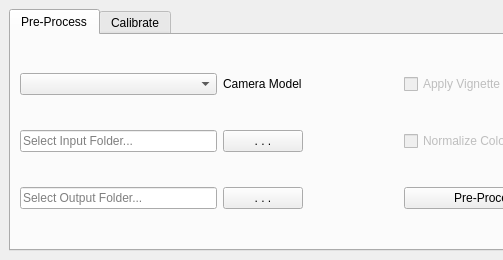
Above: MAPIR_Processing/MAPIR_Processing_dockwidget_base.ui from cuulee/QGIS before the change; both pictures show x 0 to 503 and y 0 to 260 of the 1232 by 260 pixel window. Below: the same form after it.
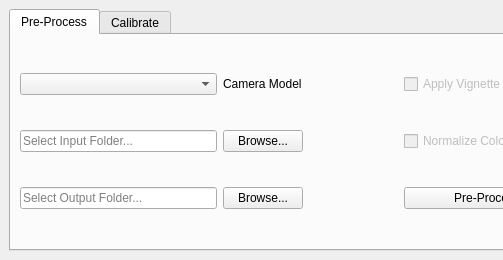
That is the form after the change.

```diff
--- a/MAPIR_Processing/MAPIR_Processing_dockwidget_base.ui
+++ b/MAPIR_Processing/MAPIR_Processing_dockwidget_base.ui
@@ -149,7 +149,7 @@
           <item row="2" column="2">
            <widget class="QPushButton" name="PreProcessOutButton">
             <property name="text">
-             <string>. . .</string>
+             <string>Browse...</string>
             </property>
            </widget>
           </item>
@@ -196,7 +196,7 @@
           <item row="1" column="2">
            <widget class="QPushButton" name="PreProcessInButton">
             <property name="text">
-             <string>. . .</string>
+             <string>Browse...</string>
             </property>
            </widget>
           </item>
```
Left out of the diff: 4 changed lines with no effect on the pictures.
